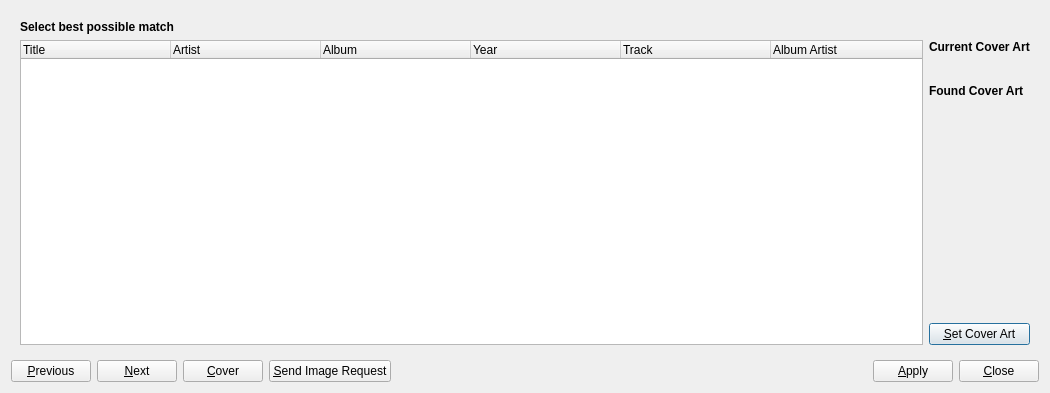
The window that src/library/dlgtagfetcher.ui (fatihemreyildiz/mixxx) describes before a commit, drawn with Qt 5.
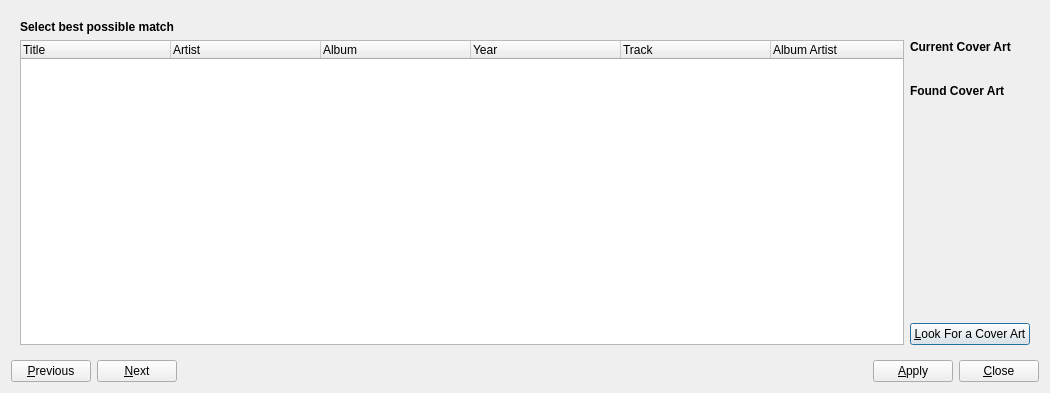
The same window after the commit.

Commit message: dlgtagfetcher: fix gui after rebase.

The edit to the form file:
```diff
--- a/src/library/dlgtagfetcher.ui
+++ b/src/library/dlgtagfetcher.ui
@@ -107,7 +107,7 @@
          <item>
           <widget class="QPushButton" name="btnCover">
            <property name="text">
-            <string>&amp;Set Cover Art</string>
+            <string>&amp;Look For a Cover Art</string>
            </property>
           </widget>
          </item>
@@ -659,20 +659,6 @@
        </property>
       </widget>
      </item>
-     <item>
-      <widget class="QPushButton" name="btnCover">
-       <property name="text">
-        <string>&amp;Cover</string>
-       </property>
-      </widget>
-     </item>
-     <item>
-      <widget class="QPushButton" name="btnImage">
-       <property name="text">
-        <string>&amp;Send Image Request</string>
-       </property>
-      </widget>
-     </item>
      <item>
       <spacer name="horizontalSpacer">
        <property name="orientation">
```
Left out of the diff: 7 changed lines with no effect on the pictures. The commit also changes 2 other files.
